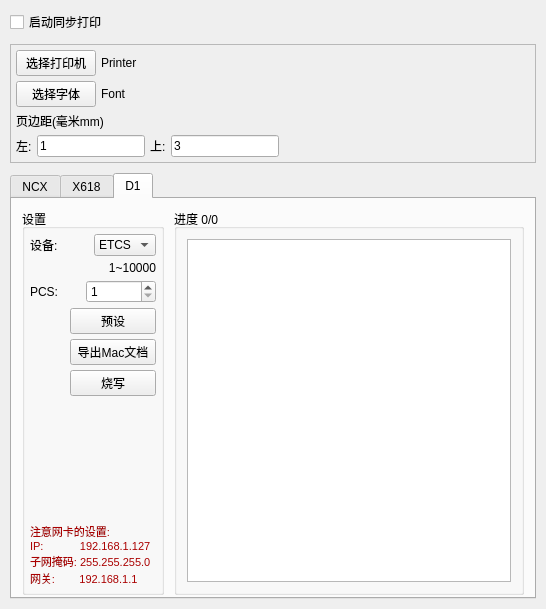
Before: the Qt Designer form MacProgrammer/MainWindow.ui in zhaoxinghai/ZHAOXINGHAI, drawn with Qt 5.
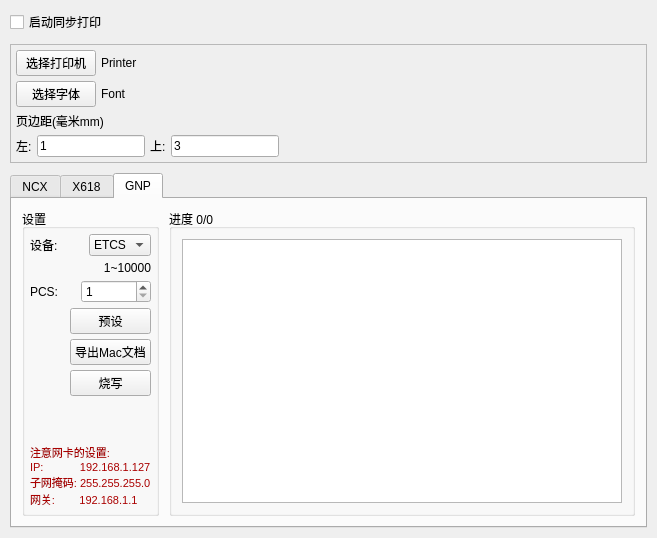
After: the same form once the commit is applied. The open tabs and pages were chosen to show the change. Icons and pictures are not drawn.

```diff
--- a/MacProgrammer/MainWindow.ui
+++ b/MacProgrammer/MainWindow.ui
@@ -7,8 +7,8 @@
    <rect>
     <x>0</x>
     <y>0</y>
-    <width>546</width>
-    <height>609</height>
+    <width>657</width>
+    <height>538</height>
    </rect>
   </property>
   <property name="windowTitle">
@@ -734,17 +734,17 @@
       </widget>
       <widget class="QWidget" name="tab">
        <attribute name="title">
-        <string>D1</string>
+        <string>GNP</string>
        </attribute>
+       <layout class="QHBoxLayout" name="horizontalLayout_20">
+        <property name="spacing">
+         <number>10</number>
+        </property>
+        <property name="margin">
+         <number>10</number>
+        </property>
+        <item>
        <widget class="QGroupBox" name="groupBox_3">
-        <property name="geometry">
-         <rect>
-          <x>10</x>
-          <y>10</y>
-          <width>142</width>
-          <height>386</height>
-         </rect>
-        </property>
         <property name="title">
          <string>设置</string>
         </property>
@@ -989,15 +989,9 @@
          </item>
         </layout>
        </widget>
-       <widget class="QGroupBox" name="GroupBoxX618Step_2">
-        <property name="geometry">
-         <rect>
-          <x>162</x>
-          <y>10</y>
-          <width>350</width>
-          <height>386</height>
-         </rect>
-        </property>
+        </item>
+        <item>
+         <widget class="QGroupBox" name="GroupBoxD1Step">
         <property name="sizePolicy">
          <sizepolicy hsizetype="Expanding" vsizetype="Preferred">
           <horstretch>0</horstretch>
@@ -1026,6 +1020,8 @@
          </item>
         </layout>
        </widget>
+        </item>
+       </layout>
       </widget>
      </widget>
     </item>
```
Left out of the diff: 16 changed lines with no effect on the pictures. Lines whose indentation alone changed are shown as unchanged.
